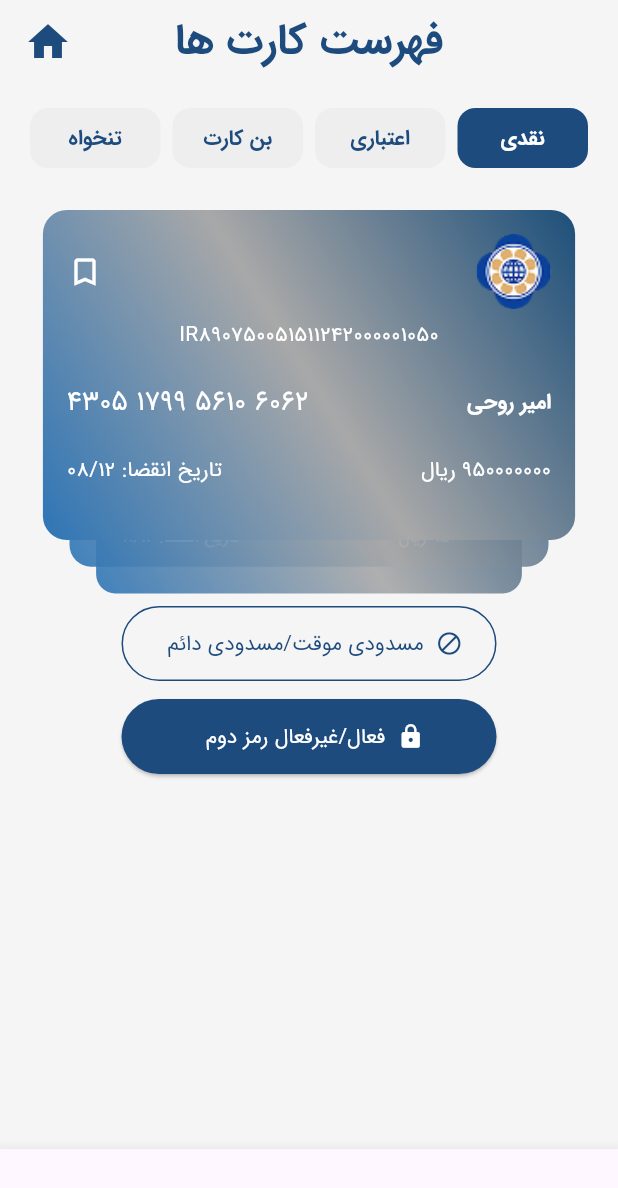
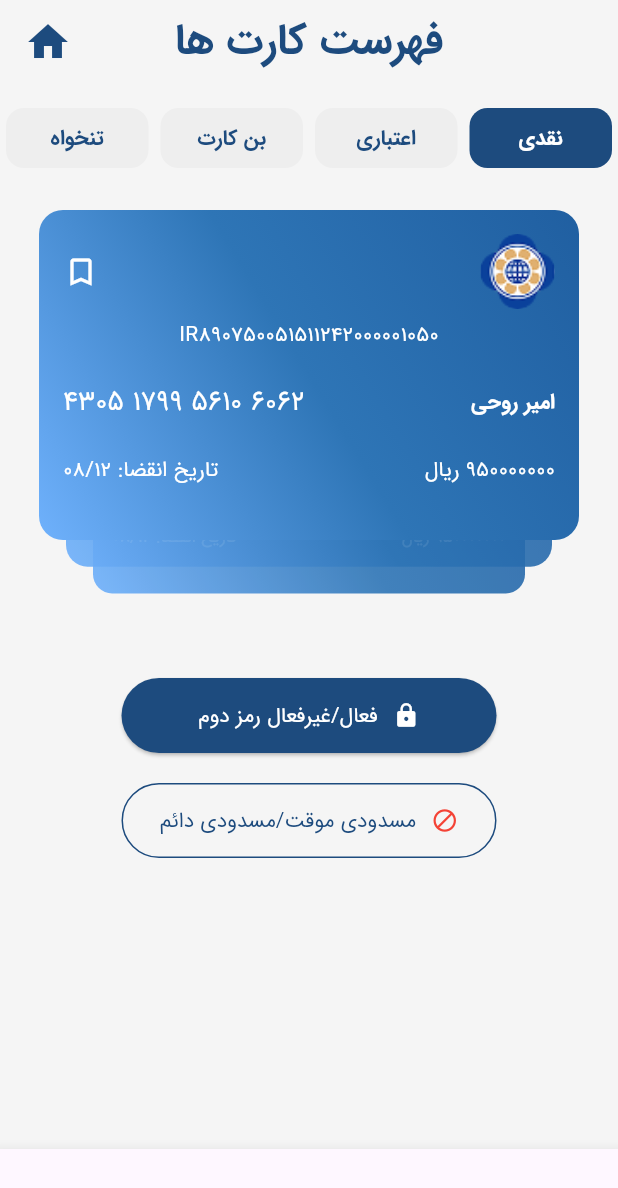
Before and after one commit to amirroohi/mobile-bank, a Flutter app: the CardsScreen screen opened directly, on a phone screen of 412 x 824 dp. Shown: the top 1188 px of the screen. Run offline on Flutter 3.47's test engine with Material 3 defaults, Android fonts, the phone set to English and light mode, and no system bars; drawn by our look-alikes of card_swiper; our stand-ins replace dropdown_search, pinput; missing offline and left inert: persian_number_utility.

Commit message:
modified at 19/5/2025 14:39

```diff
--- a/lib/views/accounts/accounts_screen.dart
+++ b/lib/views/accounts/accounts_screen.dart
@@ -236,10 +236,10 @@ class DetailRow extends StatelessWidget {
       child: Row(
         mainAxisAlignment: MainAxisAlignment.spaceBetween,
         children: [
-          Text(value, style: const TextStyle(fontSize: 16)),
+          Text(value, style: const TextStyle(fontSize: 16 ,color: AppColors.primary)),
           Text(
             label,
-            style: const TextStyle(fontSize: 16, fontWeight: FontWeight.bold),
+            style: const TextStyle(fontSize: 16, fontWeight: FontWeight.bold,color: AppColors.primary),
           ),
         ],
       ),
--- a/lib/views/cards/cards_screen.dart
+++ b/lib/views/cards/cards_screen.dart
@@ -74,7 +74,7 @@ class _CardsScreenState extends State<CardsScreen> {
         ),
         body: Container(
           color: AppColors.background,
-          padding: const EdgeInsets.all(AppSizes.spacing),
+          padding: const EdgeInsets.symmetric(vertical:  AppSizes.spacing),
           child: Column(
             children: [
               CardTypeTabs(
@@ -88,7 +88,7 @@ class _CardsScreenState extends State<CardsScreen> {
                 child: Swiper(
                   itemCount: filteredCards.length,
                   layout: SwiperLayout.TINDER,
-                  itemWidth: MediaQuery.of(context).size.width * 0.9,
+                  itemWidth: MediaQuery.of(context).size.width * 1.0,
                   itemHeight: AppSizes.cardHeight,
                   onIndexChanged: (index) {
                     // Optional: do something when card changes
@@ -111,40 +111,15 @@ class _CardsScreenState extends State<CardsScreen> {
                 ),
               ),
 
-              const SizedBox(height: AppSizes.spacing),
+              const SizedBox(height: AppSizes.spacing * 4),
               Column(
+                spacing: 20,
                 children: [
                   Row(
                     mainAxisAlignment: MainAxisAlignment.center,
                     children: [
-                      OutlinedButton.icon(
+                      ElevatedButton(
                         onPressed: () {},
-                        icon: const Icon(Icons.block, color: AppColors.primary),
-                        label: const Text(
-                          AppStrings.blockCard,
-                          style: AppTextStyles.button,
-                        ),
-                        style: OutlinedButton.styleFrom(
-                          fixedSize: const Size(
-                            AppSizes.buttonWidth,
-                            AppSizes.buttonHeight,
-                          ),
-                          side: const BorderSide(color: AppColors.primary),
-                          shape: RoundedRectangleBorder(
-                            borderRadius: BorderRadius.circular(50),
-                          ),
-                        ),
-                      ),
-                    ],
-                  ),
-                  const SizedBox(height: 12),
-                  Row(
-                    mainAxisAlignment: MainAxisAlignment.center,
-                    children: [
-                      ElevatedButton.icon(
-                        onPressed: () {},
-                        icon: const Icon(Icons.lock),
-                        label: const Text(AppStrings.secondPassword),
                         style: ElevatedButton.styleFrom(
                           fixedSize: const Size(
                             AppSizes.buttonWidth,
@@ -156,7 +131,50 @@ class _CardsScreenState extends State<CardsScreen> {
                             borderRadius: BorderRadius.circular(50),
                           ),
                         ),
+                        child: Row(
+                          mainAxisAlignment: MainAxisAlignment.center,
+                          spacing: 10,
+                          mainAxisSize: MainAxisSize.max,
+                          children: const [
+                            Icon(Icons.lock),
+                            Text(AppStrings.secondPassword),
+                          ],
+                        ),
                       ),
+
+                    ],
+                  ),
+
+                  Row(
+                    mainAxisAlignment: MainAxisAlignment.center,
+                    crossAxisAlignment: CrossAxisAlignment.center,
+                    children: [
+                      OutlinedButton(
+                        onPressed: () {},
+                        style: OutlinedButton.styleFrom(
+                          fixedSize: const Size(
+                            AppSizes.buttonWidth,
+                            AppSizes.buttonHeight,
+                          ),
+                          side: const BorderSide(color: AppColors.primary),
+                          shape: RoundedRectangleBorder(
+                            borderRadius: BorderRadius.circular(50),
+                          ),
+                        ),
+                        child: Row(
+                          mainAxisAlignment: MainAxisAlignment.center,
+                          spacing: 10,
+                          mainAxisSize: MainAxisSize.max,
+                          children: const [
+                            Icon(Icons.block, color: Colors.red),
+                            Text(
+                              AppStrings.blockCard,
+                              style: AppTextStyles.button,
+                            ),
+                          ],
+                        ),
+                      ),
+
                     ],
                   ),
                 ],
--- a/lib/widgets/card_item.dart
+++ b/lib/widgets/card_item.dart
@@ -27,7 +27,11 @@ class CardItem extends StatelessWidget {
           decoration: BoxDecoration(
             borderRadius: BorderRadius.circular(16),
             gradient: LinearGradient(
-              colors: [Color(0xFF1D4F7A), Color(0xFFA8A8A8), Color(0xFF2E75B6)],
+              colors:  [
+                Color(0xFF205FA1), // rich deep blue
+                Color(0xFF2E75B6), // your existing nice blue
+                Color(0xFF6FB1FC), // energetic soft blue
+              ],
               begin: Alignment.topRight,
               end: Alignment.bottomLeft,
             ),
```
